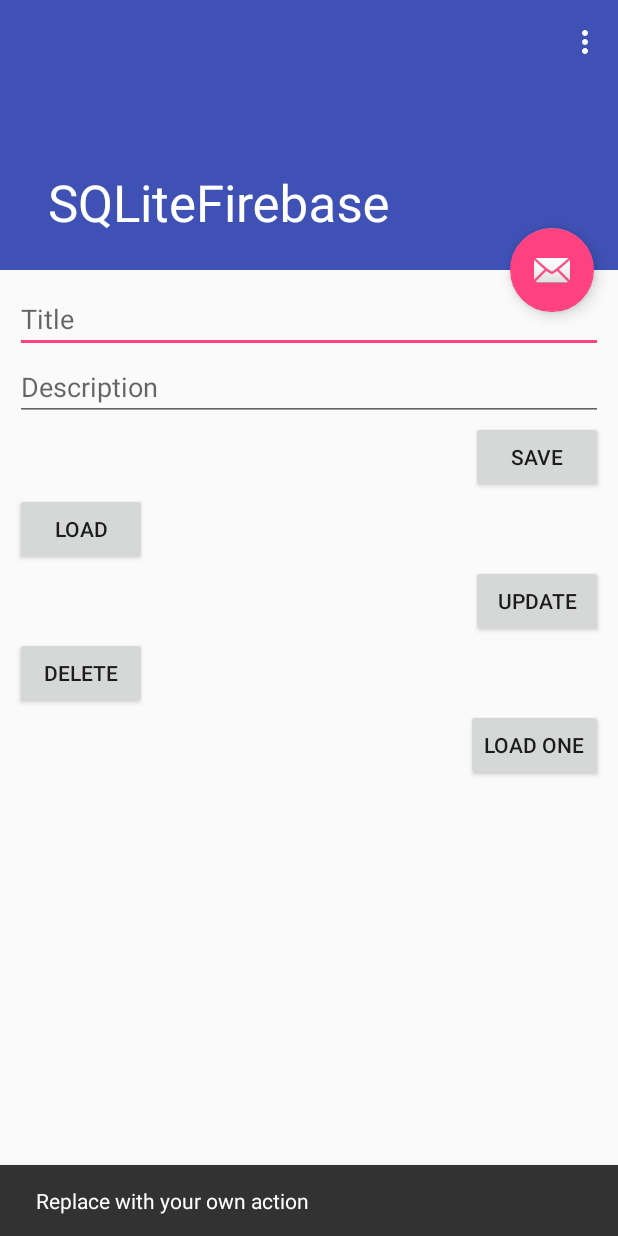
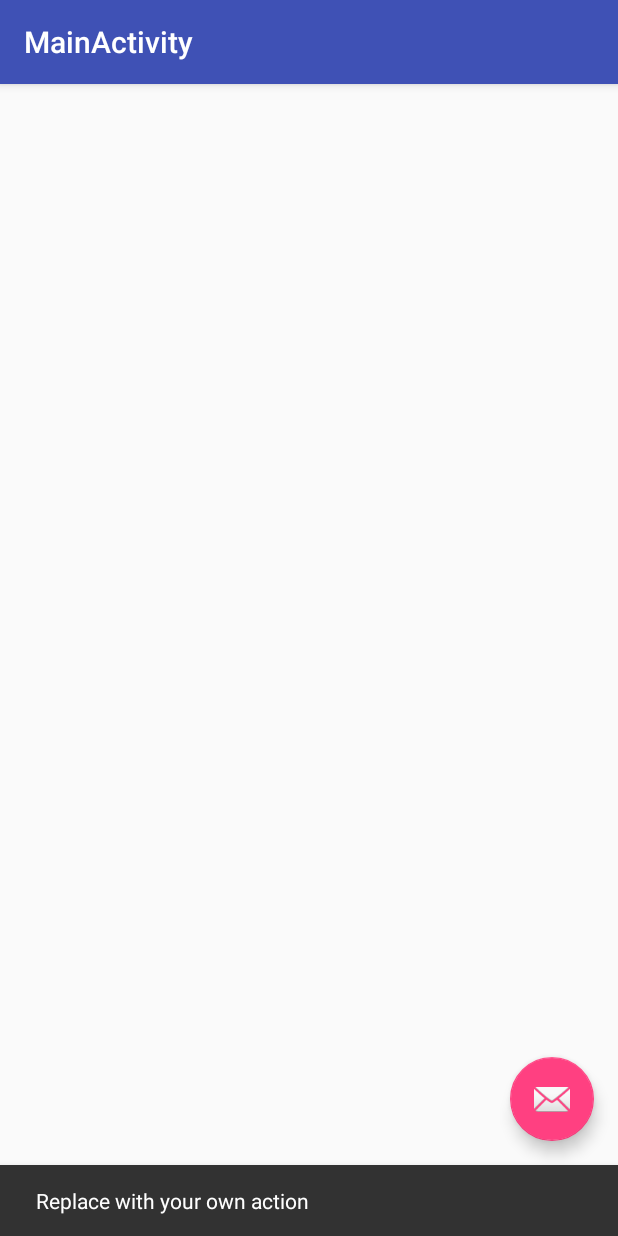
Before and after one commit to TomerBu/SQLiteContentProvider, an Android app: the screen it shows after launch (ScrollingActivity before the commit, MainActivity after it), after a tap on an icon or button, on a phone screen of 412 x 824 dp. Run offline under Robolectric (Android 15) with nearby library versions, the phone set to English and light mode, and no system bars; 1 statement that could not run was skipped.

Commit message:
Added a CursorLoader

```diff
--- a/app/src/main/AndroidManifest.xml
+++ b/app/src/main/AndroidManifest.xml
@@ -1,6 +1,6 @@
 <?xml version="1.0" encoding="utf-8"?>
-<manifest xmlns:android="http://schemas.android.com/apk/res/android"
-    package="tomerbu.edu.sqlitefirebase">
+<manifest package="tomerbu.edu.sqlitefirebase"
+          xmlns:android="http://schemas.android.com/apk/res/android">
 
     <application
         android:allowBackup="true"
@@ -12,18 +12,24 @@
             android:name=".ScrollingActivity"
             android:label="@string/app_name"
             android:theme="@style/AppTheme.NoActionBar">
-            <intent-filter>
-                <action android:name="android.intent.action.MAIN" />
 
-                <category android:name="android.intent.category.LAUNCHER" />
-            </intent-filter>
         </activity>
 
         <provider
             android:name=".TodosContentProvider"
             android:authorities="tomerbu.edu.sqlitefirebase"
             android:enabled="true"
-            android:exported="true"></provider>
+            android:exported="true"/>
+
+        <activity
+            android:name=".MainActivity"
+            android:label="@string/title_activity_main"
+            android:theme="@style/AppTheme.NoActionBar">
+            <intent-filter>
+                <action android:name="android.intent.action.MAIN"/>
+                <category android:name="android.intent.category.LAUNCHER"/>
+            </intent-filter>
+        </activity>
     </application>
 
 </manifest>
--- /dev/null
+++ b/app/src/main/java/tomerbu/edu/sqlitefirebase/MainActivity.java
@@ -0,0 +1,83 @@
+package tomerbu.edu.sqlitefirebase;
+
+import android.app.LoaderManager;
+import android.content.CursorLoader;
+import android.content.Loader;
+import android.database.Cursor;
+import android.os.Bundle;
+import android.support.design.widget.FloatingActionButton;
+import android.support.design.widget.Snackbar;
+import android.support.v7.app.AppCompatActivity;
+import android.support.v7.widget.Toolbar;
+import android.view.View;
+import android.widget.Toast;
+
+
+public class MainActivity extends AppCompatActivity implements LoaderManager.LoaderCallbacks<Cursor> {
+
+    private static final int URL_LOADER = 0;
+
+    @Override
+    protected void onCreate(Bundle savedInstanceState) {
+        super.onCreate(savedInstanceState);
+        setContentView(R.layout.activity_main);
+        Toolbar toolbar = (Toolbar) findViewById(R.id.toolbar);
+        setSupportActionBar(toolbar);
+
+        FloatingActionButton fab = (FloatingActionButton) findViewById(R.id.fab);
+        fab.setOnClickListener(new View.OnClickListener() {
+            @Override
+            public void onClick(View view) {
+                Snackbar.make(view, "Replace with your own action", Snackbar.LENGTH_LONG)
+                        .setAction("Action", null).show();
+            }
+        });
+
+        //Init the loader (Give it an identifier and a listener)
+        getLoaderManager().initLoader(URL_LOADER, null, this);
+    }
+
+    @Override
+    public Loader<Cursor> onCreateLoader(int loaderID, Bundle args) {
+           /*
+     * Takes action based on the ID of the Loader that's being created
+     */
+        switch (loaderID) {
+            case URL_LOADER:
+                // Returns a new CursorLoader
+                return new CursorLoader(
+                        this,   // Parent activity context
+                        TodosContentProvider.CONTENT_URI,        // Table to query
+                        null,     // Projection to return
+                        null,            // No selection clause
+                        null,            // No selection arguments
+                        null             // Default sort order
+                );
+            default:
+                // An invalid id was passed in
+                return null;
+        }
+
+    }
+
+    @Override
+    public void onLoadFinished(Loader<Cursor> loader, Cursor data) {
+        //we have the data in the cursor:
+        if (data.moveToFirst())
+            do {
+                String id = data.getString(0);
+                String title = data.getString(1);
+                String description = data.getString(2);
+
+                Toast.makeText(MainActivity.this, id + " " + title + " " + description, Toast.LENGTH_SHORT).show();
+            }
+            while (data.moveToNext());
+
+    }
+
+
+    @Override
+    public void onLoaderReset(Loader<Cursor> loader) {
+        //mCursor = null... dispose of all references to the old cursor
+    }
+}
--- /dev/null
+++ b/app/src/main/res/layout/activity_main.xml
@@ -0,0 +1,35 @@
+<?xml version="1.0" encoding="utf-8"?>
+<android.support.design.widget.CoordinatorLayout
+    xmlns:android="http://schemas.android.com/apk/res/android"
+    xmlns:app="http://schemas.android.com/apk/res-auto"
+    xmlns:tools="http://schemas.android.com/tools"
+    android:layout_width="match_parent"
+    android:layout_height="match_parent"
+    android:fitsSystemWindows="true"
+    tools:context="tomerbu.edu.sqlitefirebase.MainActivity">
+
+    <android.support.design.widget.AppBarLayout
+        android:layout_width="match_parent"
+        android:layout_height="wrap_content"
+        android:theme="@style/AppTheme.AppBarOverlay">
+
+        <android.support.v7.widget.Toolbar
+            android:id="@+id/toolbar"
+            android:layout_width="match_parent"
+            android:layout_height="?attr/actionBarSize"
+            android:background="?attr/colorPrimary"
+            app:popupTheme="@style/AppTheme.PopupOverlay"/>
+
+    </android.support.design.widget.AppBarLayout>
+
+    <include layout="@layout/content_main"/>
+
+    <android.support.design.widget.FloatingActionButton
+        android:id="@+id/fab"
+        android:layout_width="wrap_content"
+        android:layout_height="wrap_content"
+        android:layout_gravity="bottom|end"
+        android:layout_margin="@dimen/fab_margin"
+        android:src="@android:drawable/ic_dialog_email"/>
+
+</android.support.design.widget.CoordinatorLayout>
--- /dev/null
+++ b/app/src/main/res/layout/content_main.xml
@@ -0,0 +1,16 @@
+<?xml version="1.0" encoding="utf-8"?>
+<RelativeLayout
+    xmlns:android="http://schemas.android.com/apk/res/android"
+    xmlns:app="http://schemas.android.com/apk/res-auto"
+    xmlns:tools="http://schemas.android.com/tools"
+    android:layout_width="match_parent"
+    android:layout_height="match_parent"
+    android:paddingBottom="@dimen/activity_vertical_margin"
+    android:paddingLeft="@dimen/activity_horizontal_margin"
+    android:paddingRight="@dimen/activity_horizontal_margin"
+    android:paddingTop="@dimen/activity_vertical_margin"
+    app:layout_behavior="@string/appbar_scrolling_view_behavior"
+    tools:context="tomerbu.edu.sqlitefirebase.MainActivity"
+    tools:showIn="@layout/activity_main">
+
+</RelativeLayout>
--- /dev/null
+++ b/app/src/main/res/values-w820dp/dimens.xml
@@ -0,0 +1,6 @@
+<resources>
+    <!-- Example customization of dimensions originally defined in res/values/dimens.xml
+         (such as screen margins) for screens with more than 820dp of available width. This
+         would include 7" and 10" devices in landscape (~960dp and ~1280dp respectively). -->
+    <dimen name="activity_horizontal_margin">64dp</dimen>
+</resources>
--- a/app/src/main/res/values/dimens.xml
+++ b/app/src/main/res/values/dimens.xml
@@ -2,4 +2,7 @@
     <dimen name="app_bar_height">180dp</dimen>
     <dimen name="fab_margin">16dp</dimen>
     <dimen name="text_margin">16dp</dimen>
+    <!-- Default screen margins, per the Android Design guidelines. -->
+    <dimen name="activity_horizontal_margin">16dp</dimen>
+    <dimen name="activity_vertical_margin">16dp</dimen>
 </resources>
--- a/app/src/main/res/values/strings.xml
+++ b/app/src/main/res/values/strings.xml
@@ -90,4 +90,5 @@
         "when a user tries to pick up one of cards.\n\n"
     </string>
     <string name="action_settings">Settings</string>
+    <string name="title_activity_main">MainActivity</string>
 </resources>
--- a/app/src/main/res/values/styles.xml
+++ b/app/src/main/res/values/styles.xml
@@ -13,8 +13,8 @@
         <item name="windowNoTitle">true</item>
     </style>
 
-    <style name="AppTheme.AppBarOverlay" parent="ThemeOverlay.AppCompat.Dark.ActionBar" />
+    <style name="AppTheme.AppBarOverlay" parent="ThemeOverlay.AppCompat.Dark.ActionBar"/>
 
-    <style name="AppTheme.PopupOverlay" parent="ThemeOverlay.AppCompat.Light" />
+    <style name="AppTheme.PopupOverlay" parent="ThemeOverlay.AppCompat.Light"/>
 
 </resources>
```
